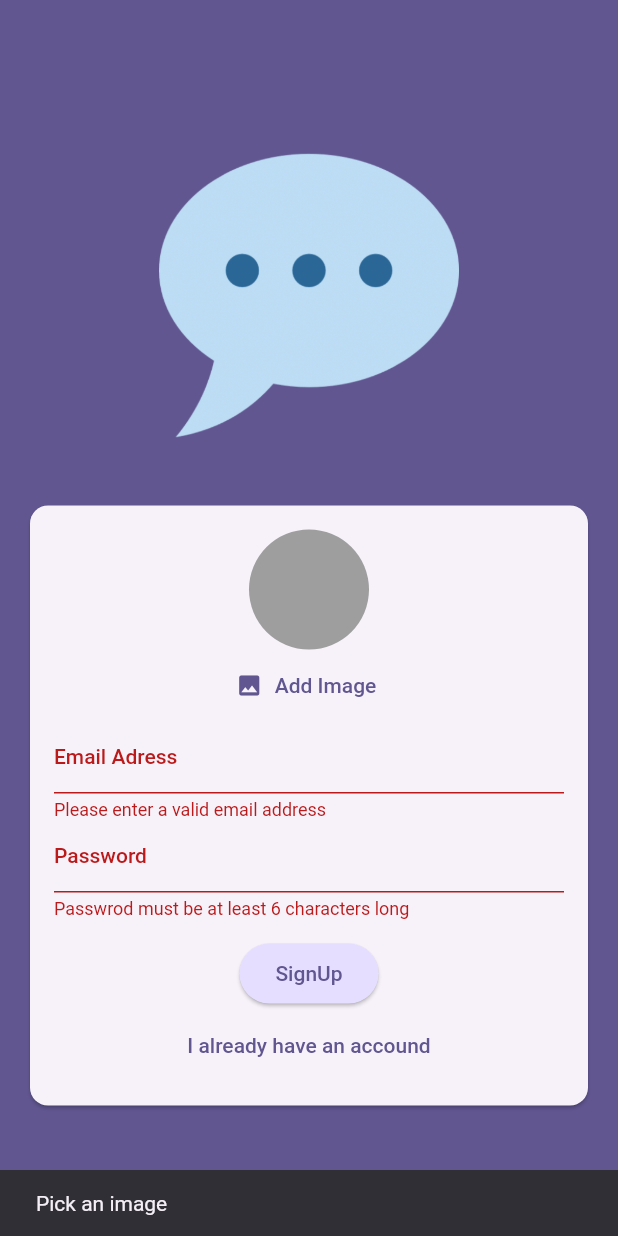
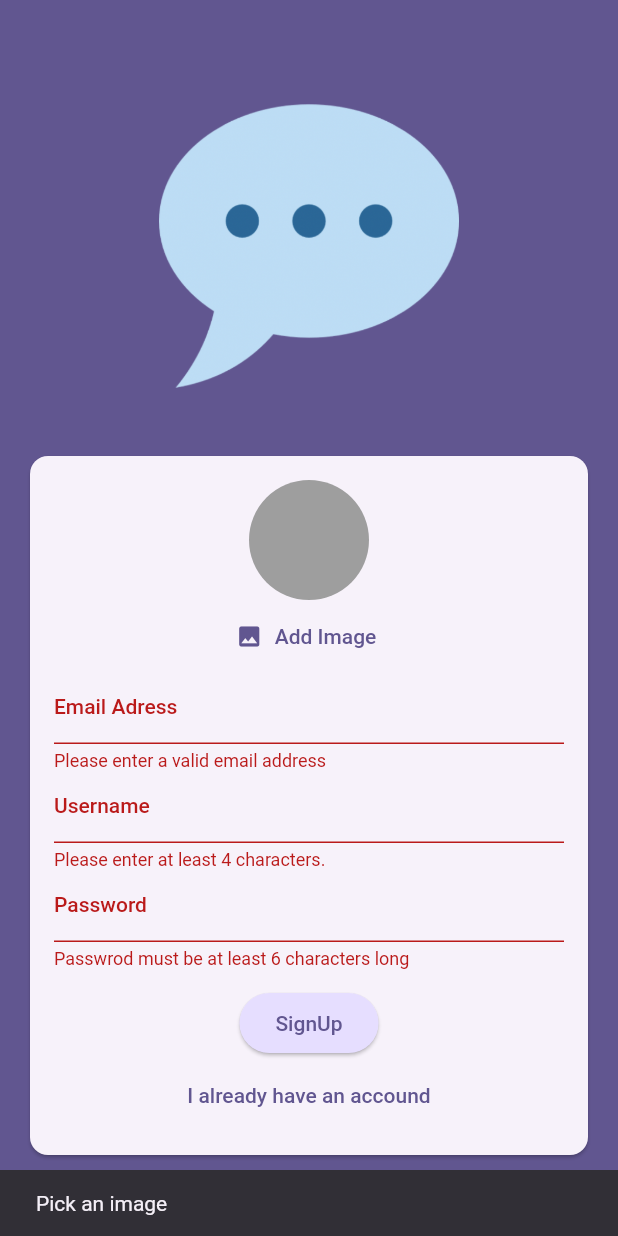
Before and after one commit to galuhbudhiswara/-chat-app, a Flutter app: the screen it shows after launch, after a tap on "Login", after a tap on "Create an account", after a tap on "SignUp", on a phone screen of 412 x 824 dp. Run offline on Flutter 3.47's test engine with Material 2 defaults, Android fonts, the phone set to English and light mode, and no system bars; our stand-ins replace cloud_firestore, firebase_auth, firebase_core, firebase_storage, image_picker; accounts and stored records are empty.

Commit message:
storing username

```diff
--- a/lib/screen/auth.dart
+++ b/lib/screen/auth.dart
@@ -22,6 +22,7 @@ class _AuthScreenState extends State<AuthScreen> {
   var _enteredPassword = '';
   File? _selectedImage;
   var _isAuthenticating = false;
+  var _enteredUsername = '';
 
   void _submit() async {
     final isValid = _form.currentState!.validate();
@@ -60,7 +61,7 @@ class _AuthScreenState extends State<AuthScreen> {
         await FirebaseFirestore.instance
             .collection('users')
             .doc(userCredentials.user!.uid).set({
-              'username' : 'to be done...',
+              'username' : _enteredUsername,
               'email' : _enteredEmail,
               'image_url' : imageUrl,
             });
@@ -135,6 +136,21 @@ class _AuthScreenState extends State<AuthScreen> {
                               _enteredEmail = value!;
                             },
                           ),
+                          if (!_isLogin)
+                          TextFormField(
+                            decoration: const InputDecoration(labelText: 'Username'),
+                            enableSuggestions: false,
+
+                            validator: (value) {
+                              if (value == null || value.isEmpty || value.trim().length < 4) {
+                                return 'Please enter at least 4 characters.';
+                              }
+                              return null;
+                            },
+                            onSaved: (value) {
+                              _enteredUsername = value!;
+                           },
+                          ),
                           TextFormField(
                             decoration: const InputDecoration(
                               labelText: 'Password',
```
